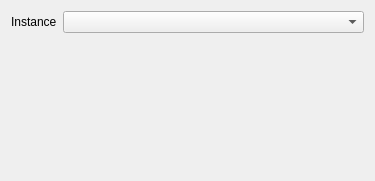
Before: the Qt Designer form UI-Qt/QXVariableWidget.ui in frinkr/FontViewer, drawn with Qt 5.
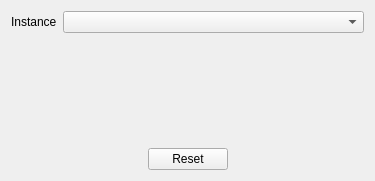
After: the same form once the commit is applied.

Commit message: add button to reset font variables

Patch:
```diff
--- a/UI-Qt/QXVariableWidget.ui
+++ b/UI-Qt/QXVariableWidget.ui
@@ -40,6 +40,16 @@
    <item row="1" column="0" colspan="2">
     <widget class="QWidget" name="axisesWidget" native="true"/>
    </item>
+   <item row="2" column="0" colspan="2">
+    <widget class="QDialogButtonBox" name="buttonBox">
+     <property name="standardButtons">
+      <set>QDialogButtonBox::Reset</set>
+     </property>
+     <property name="centerButtons">
+      <bool>true</bool>
+     </property>
+    </widget>
+   </item>
   </layout>
  </widget>
  <resources/>
```
Left out of the diff: 14 changed lines with no effect on the pictures. The commit also changes 4 other files.
